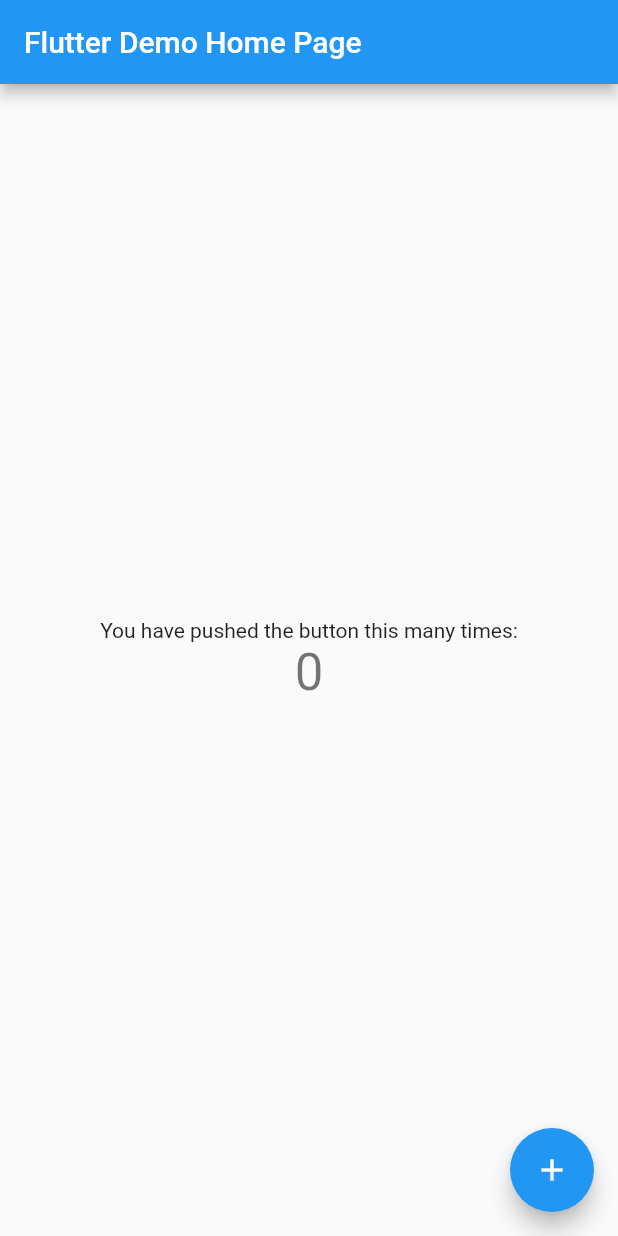
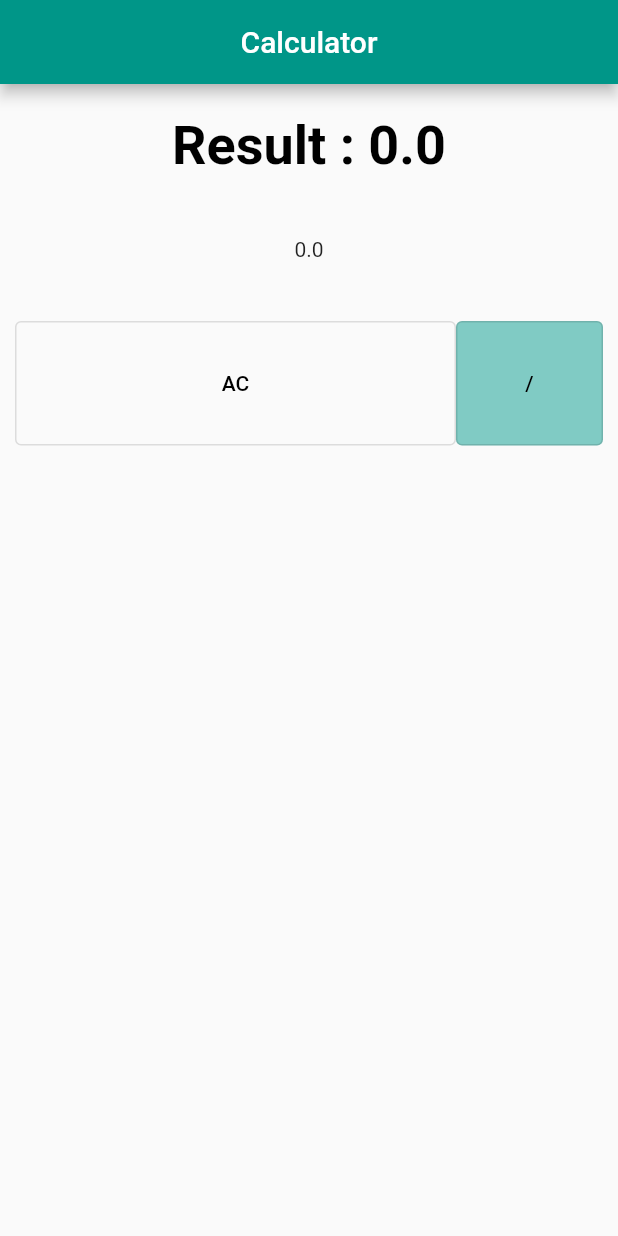
Before and after one commit to 137042/Kumoh42_Flutter_Calculator, a Flutter app: the screen it shows after launch, on a phone screen of 412 x 824 dp. Run offline on Flutter 3.47's test engine with Material 2 defaults, Android fonts, the phone set to English and light mode, and no system bars.

Commit message:
update main.dart

```diff
--- a/lib/main.dart
+++ b/lib/main.dart
@@ -1,115 +1,102 @@
 import 'package:flutter/material.dart';
 
-void main() {
-  runApp(const MyApp());
+void main()
+{
+  runApp(MyApp());
 }
 
-class MyApp extends StatelessWidget {
-  const MyApp({Key? key}) : super(key: key);
+class MyApp extends StatelessWidget
+{
+  final String _title = "Calculator";
+  final MaterialColor _backgroundColor = Colors.teal;
 
-  // This widget is the root of your application.
-  @override
-  Widget build(BuildContext context) {
+  Widget build(BuildContext context){
     return MaterialApp(
-      title: 'Flutter Demo',
+      title: _title,
       theme: ThemeData(
-        // This is the theme of your application.
-        //
-        // Try running your application with "flutter run". You'll see the
-        // application has a blue toolbar. Then, without quitting the app, try
-        // changing the primarySwatch below to Colors.green and then invoke
-        // "hot reload" (press "r" in the console where you ran "flutter run",
-        // or simply save your changes to "hot reload" in a Flutter IDE).
-        // Notice that the counter didn't reset back to zero; the application
-        // is not restarted.
-        primarySwatch: Colors.blue,
+        primarySwatch: _backgroundColor,
       ),
-      home: const MyHomePage(title: 'Flutter Demo Home Page'),
+      home: MyCalculator(),
     );
   }
 }
 
-class MyHomePage extends StatefulWidget {
-  const MyHomePage({Key? key, required this.title}) : super(key: key);
-
-  // This widget is the home page of your application. It is stateful, meaning
-  // that it has a State object (defined below) that contains fields that affect
-  // how it looks.
-
-  // This class is the configuration for the state. It holds the values (in this
-  // case the title) provided by the parent (in this case the App widget) and
-  // used by the build method of the State. Fields in a Widget subclass are
-  // always marked "final".
-
-  final String title;
-
-  @override
-  State<MyHomePage> createState() => _MyHomePageState();
+class MyCalculator extends StatefulWidget
+{
+  State<StatefulWidget> createState(){
+    return _MyCalculator();
+  }
 }
 
-class _MyHomePageState extends State<MyHomePage> {
-  int _counter = 0;
+class _MyCalculator extends State<MyCalculator>
+{
+  final Color _highlightColor = Colors.teal.shade200;
+  final Color _textColor = Colors.black;
 
-  void _incrementCounter() {
-    setState(() {
-      // This call to setState tells the Flutter framework that something has
-      // changed in this State, which causes it to rerun the build method below
-      // so that the display can reflect the updated values. If we changed
-      // _counter without calling setState(), then the build method would not be
-      // called again, and so nothing would appear to happen.
-      _counter++;
-    });
-  }
+  Widget build(BuildContext context)
+  {
+    var buttonHeight = MediaQuery.of(context).size.height / 8 - 20;
+    var normalButtonWidth = (MediaQuery.of(context).size.width - 20) / 4;
+    var wideButtonWidth = normalButtonWidth * 3;
 
-  @override
-  Widget build(BuildContext context) {
-    // This method is rerun every time setState is called, for instance as done
-    // by the _incrementCounter method above.
-    //
-    // The Flutter framework has been optimized to make rerunning build methods
-    // fast, so that you can just rebuild anything that needs updating rather
-    // than having to individually change instances of widgets.
+    double firstValue = 0.0, secondValue = 0.0, result = 0.0;
+    StringBuffer strBuf;
+    String temp = "$firstValue";
+
     return Scaffold(
-      appBar: AppBar(
-        // Here we take the value from the MyHomePage object that was created by
-        // the App.build method, and use it to set our appbar title.
-        title: Text(widget.title),
+      appBar: AppBar(title: Text("Calculator"), centerTitle: true),
+      body: Container(
+        child: Center(
+          child: Padding(
+            padding: EdgeInsets.fromLTRB(10,20,10,20),
+            child: Column(
+              children: <Widget>[
+                Padding(
+                  padding: EdgeInsets.fromLTRB(0, 0, 0, 20),
+                  child: Text("Result : $result",
+                    textAlign: TextAlign.center,
+                    style: TextStyle(
+                      color: _textColor,
+                      fontSize: 36.0,
+                      fontWeight: FontWeight.bold
+                    )
+                  )
                 ),
-      body: Center(
-        // Center is a layout widget. It takes a single child and positions it
-        // in the middle of the parent.
-        child: Column(
-          // Column is also a layout widget. It takes a list of children and
-          // arranges them vertically. By default, it sizes itself to fit its
-          // children horizontally, and tries to be as tall as its parent.
-          //
-          // Invoke "debug painting" (press "p" in the console, choose the
-          // "Toggle Debug Paint" action from the Flutter Inspector in Android
-          // Studio, or the "Toggle Debug Paint" command in Visual Studio Code)
-          // to see the wireframe for each widget.
-          //
-          // Column has various properties to control how it sizes itself and
-          // how it positions its children. Here we use mainAxisAlignment to
-          // center the children vertically; the main axis here is the vertical
-          // axis because Columns are vertical (the cross axis would be
-          // horizontal).
-          mainAxisAlignment: MainAxisAlignment.center,
+                Padding(
+                  padding: EdgeInsets.fromLTRB(0, 20, 0, 20),
+                  child: Text("$temp", textAlign: TextAlign.center),
+                ),
+                Padding(
+                  padding: EdgeInsets.fromLTRB(0, 20, 0, 0),
+                  child: Row(
                     children: <Widget>[
-            const Text(
-              'You have pushed the button this many times:',
+                      OutlinedButton(
+                        style: OutlinedButton.styleFrom(
+                          fixedSize: Size(wideButtonWidth, buttonHeight)
                         ),
-            Text(
-              '$_counter',
-              style: Theme.of(context).textTheme.headline4,
+                        onPressed: (){
+
+                        },
+                        child: Text("AC", textAlign: TextAlign.center, style: TextStyle(color: _textColor))
                       ),
+                      OutlinedButton(
+                        style: OutlinedButton.styleFrom(
+                          fixedSize: Size(normalButtonWidth, buttonHeight),
+                          backgroundColor: _highlightColor
+                        ),
+                        onPressed: (){
+
+                        },
+                        child: Text("/", textAlign: TextAlign.center, style: TextStyle(color: _textColor))
+                      )
                     ],
+                  )
                 ),
+              ]
+            )
+          )
+        )
       ),
-      floatingActionButton: FloatingActionButton(
-        onPressed: _incrementCounter,
-        tooltip: 'Increment',
-        child: const Icon(Icons.add),
-      ), // This trailing comma makes auto-formatting nicer for build methods.
     );
   }
 }
```
Lines whose indentation alone changed are shown as unchanged.
